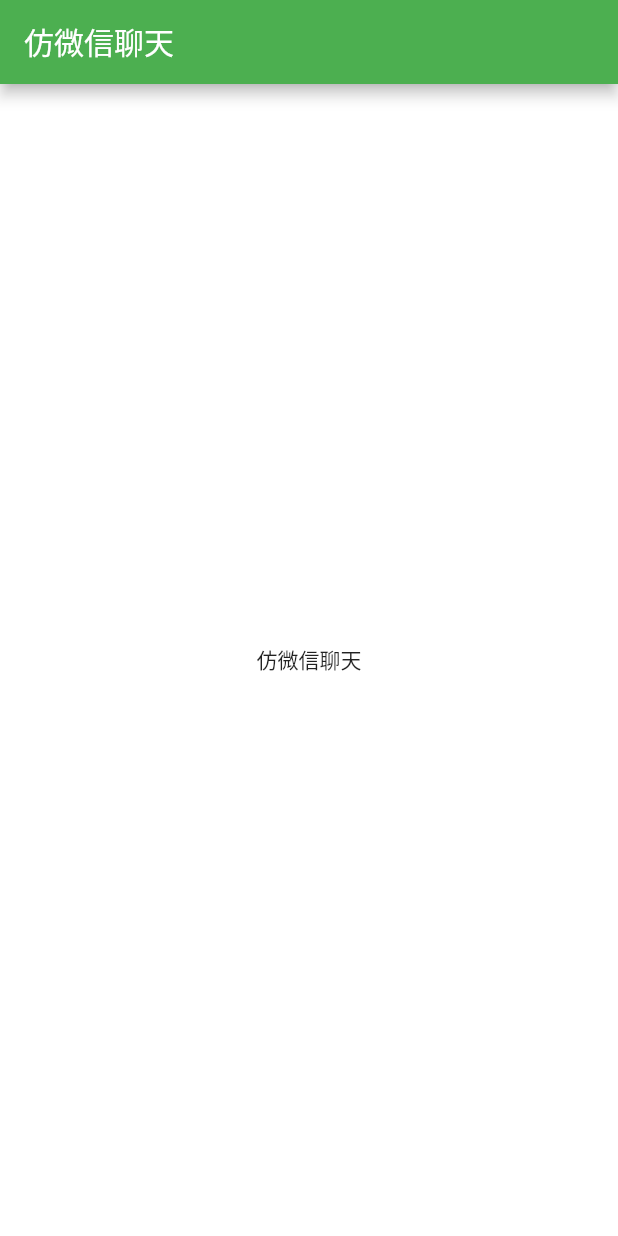
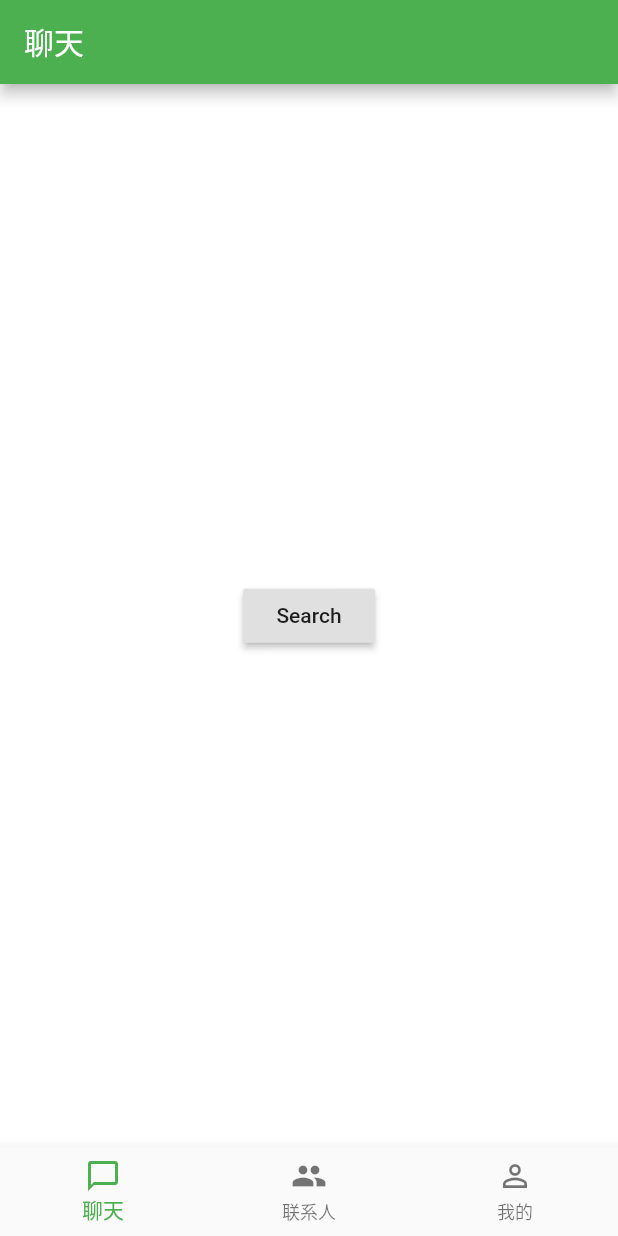
Before and after one commit to aaric/flutter_achieve, a Flutter app: the screen it shows after launch, on a phone screen of 412 x 824 dp. Run offline on Flutter 3.47's test engine with Material 2 defaults, Android fonts, the light colour scheme and no system bars; missing offline and left inert: flutter_webview_plugin.

Commit message:
1.1.0 简单示例（二）

```diff
--- a/lib/app_page.dart
+++ b/lib/app_page.dart
@@ -3,11 +3,11 @@
 /// @author Aaric, created on 2019-05-23T15:10.
 /// @since 1.1.0-SNAPSHOT
 import 'package:flutter/material.dart';
+import './chat/message_page.dart';
+import './contacts/contacts_page.dart';
+import './personal/personal_page.dart';
 
 class AppPage extends StatefulWidget {
-  AppPage({Key key, this.title}) : super(key: key);
-
-  final String title;
 
   @override
   State<StatefulWidget> createState() => _AppPageState();
@@ -15,15 +15,47 @@ class AppPage extends StatefulWidget {
 
 class _AppPageState extends State<AppPage> {
 
+  var _appTitle = '聊天';
+  var _selectIndex = 0;
+
   @override
   Widget build(BuildContext context) {
     return Scaffold(
       appBar: AppBar(
-        title: Text(widget.title),
+        title: Text(_appTitle),
       ),
       body: Center(
-        child: Text('${widget.title}'),
+        child: RaisedButton(
+          child: Text('Search'),
+          onPressed: () {
+            Navigator.of(context).pushNamed('/website');
+          },
+        ),
+      ),
+      bottomNavigationBar: BottomNavigationBar(
+        currentIndex: _selectIndex,
+        onTap: _tappedOnItem,
+        items: <BottomNavigationBarItem>[
+          BottomNavigationBarItem(
+            icon: Icon(Icons.chat_bubble_outline),
+            title: Text('聊天'),
+          ),
+          BottomNavigationBarItem(
+            icon: Icon(Icons.people),
+            title: Text('联系人'),
+          ),
+          BottomNavigationBarItem(
+            icon: Icon(Icons.perm_identity),
+            title: Text('我的'),
+          ),
+        ],
       ),
     );
   }
+
+  void _tappedOnItem(int index) {
+    setState(() {
+      _selectIndex = index;
+    });
+  }
 }
--- a/lib/loading_page.dart
+++ b/lib/loading_page.dart
@@ -19,7 +19,7 @@ class _LoadingPageState extends State<StatefulWidget> {
     // Skip to app page
     Future.delayed(Duration(seconds: 3), () {
       print('Skip to app page...');
-      Navigator.of(context).popAndPushNamed('/app');
+      Navigator.of(context).pushReplacementNamed('/app');
     });
   }
 
@@ -29,7 +29,7 @@ class _LoadingPageState extends State<StatefulWidget> {
       body: Center(
         child: Stack(
           children: <Widget>[
-            Image.asset('assets/images/default_qrcode.png')
+            Image.asset('assets/images/default_avatar.png')
           ],
         ),
       ),
--- a/lib/main.dart
+++ b/lib/main.dart
@@ -7,25 +7,24 @@ void main() => runApp(MyApp());
 
 class MyApp extends StatelessWidget {
   // This widget is the root of your application.
-  var appName = '仿微信聊天';
 
   @override
   Widget build(BuildContext context) {
     return MaterialApp(
-      title: appName,
+      title: '仿微信聊天',
       theme: ThemeData(
         // This is the theme of your application.
         primarySwatch: Colors.green,
         scaffoldBackgroundColor: Colors.white,
       ),
       routes: <String, WidgetBuilder> {
-        '/app': (BuildContext context) => AppPage(title: appName),
-        '/links': (_) => WebviewScaffold(
-          url: 'https://www.so.com/',
+        '/app': (BuildContext context) => AppPage(),
+        '/website': (_) => WebviewScaffold(
+          url: 'https://www.so.com',
           appBar: AppBar(
-            title: Text('360搜索'),
+            title: Text('浏览器'),
           ),
-          withZoom: true,
+          //withZoom: true,
           withLocalStorage: true,
         ),
       },
```
